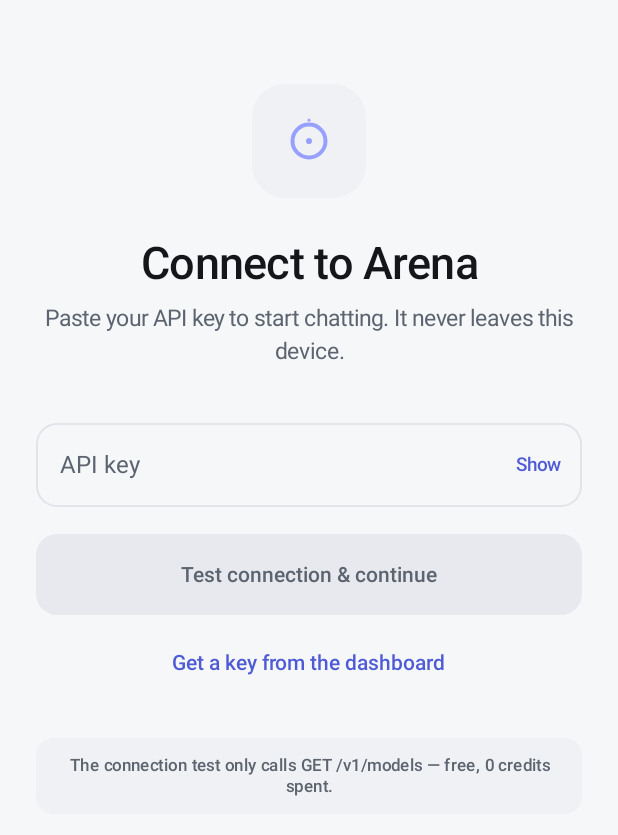
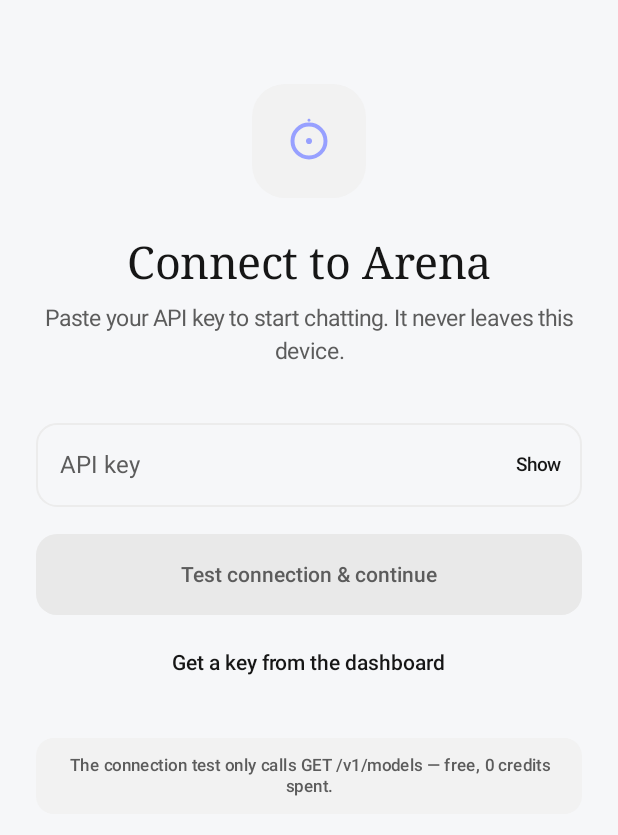
Before and after one commit to masterace572-prog/Arena-ai-android-client, an Android app built with Jetpack Compose: the screen it shows after launch (MainActivity), on a phone screen of 412 x 824 dp. Shown: the top 835 px of the screen. Run offline under Robolectric (Android 15) with nearby library versions, the phone set to English and light mode, and no system bars; pictures from the network do not load.

Commit message:
feat(v1.1.0): Arena dashboard UI, fixed router model, thinking level control
- Remove model picker — locked to coding-router-preview (promotional funds)
- Thinking level Off/Low/Medium/High: reasoning_effort (OpenAI) / budget tokens (Anthropic)
- Thinking + typing states show a quiet pulsing 'Arena' label
- Restyle to platform.arena.ai: warm charcoal, serif headings, white buttons, hairline cards
- Version 1.1.0 (versionCode 2); release tag v1.1.0

Co-authored-by: arena-agent <297053741+arena-agent@users.noreply.github.com>

```diff
--- a/app/build.gradle
+++ b/app/build.gradle
@@ -12,8 +12,8 @@ android {
         applicationId "ai.arena.client"
         minSdk 26
         targetSdk 35
-        versionCode 1
-        versionName "1.0.0"
+        versionCode 2
+        versionName "1.1.0"
     }
 
     buildTypes {
--- a/app/src/main/java/ai/arena/client/data/Settings.kt
+++ b/app/src/main/java/ai/arena/client/data/Settings.kt
@@ -20,13 +20,21 @@ enum class ThinkingMode(val label: String) {
     HIDDEN("Hidden"),
 }
 
+/** How hard the model reasons. Off = provider default (nothing extra sent). */
+enum class ThinkingLevel(val label: String) {
+    OFF("Off"),
+    LOW("Low"),
+    MEDIUM("Medium"),
+    HIGH("High"),
+}
+
 data class AppSettings(
     val apiKey: String = "",
     val gateway: String = DEFAULT_GATEWAY,
     val model: String = DEFAULT_MODEL,
     val format: ApiFormat = ApiFormat.OPENAI,
     val thinkingMode: ThinkingMode = ThinkingMode.COLLAPSED,
-    val anthropicThinking: Boolean = false,
+    val thinkingLevel: ThinkingLevel = ThinkingLevel.OFF,
     val systemPrompt: String = "",
     val temperature: Float = -1f, // -1 = provider default
 ) {
@@ -46,7 +54,7 @@ class SettingsStore(private val context: Context) {
         val MODEL = stringPreferencesKey("model")
         val FORMAT = stringPreferencesKey("format")
         val THINKING_MODE = stringPreferencesKey("thinking_mode")
-        val ANTHROPIC_THINKING = booleanPreferencesKey("anthropic_thinking")
+        val THINKING_LEVEL = stringPreferencesKey("thinking_level")
         val SYSTEM_PROMPT = stringPreferencesKey("system_prompt")
         val TEMPERATURE = floatPreferencesKey("temperature")
     }
@@ -59,7 +67,8 @@ class SettingsStore(private val context: Context) {
             format = p[Keys.FORMAT]?.let { runCatching { ApiFormat.valueOf(it) }.getOrNull() } ?: ApiFormat.OPENAI,
             thinkingMode = p[Keys.THINKING_MODE]?.let { runCatching { ThinkingMode.valueOf(it) }.getOrNull() }
                 ?: ThinkingMode.COLLAPSED,
-            anthropicThinking = p[Keys.ANTHROPIC_THINKING] ?: false,
+            thinkingLevel = p[Keys.THINKING_LEVEL]?.let { runCatching { ThinkingLevel.valueOf(it) }.getOrNull() }
+                ?: ThinkingLevel.OFF,
             systemPrompt = p[Keys.SYSTEM_PROMPT] ?: "",
             temperature = p[Keys.TEMPERATURE] ?: -1f,
         )
@@ -74,7 +83,8 @@ class SettingsStore(private val context: Context) {
                 format = p[Keys.FORMAT]?.let { runCatching { ApiFormat.valueOf(it) }.getOrNull() } ?: ApiFormat.OPENAI,
                 thinkingMode = p[Keys.THINKING_MODE]?.let { runCatching { ThinkingMode.valueOf(it) }.getOrNull() }
                     ?: ThinkingMode.COLLAPSED,
-                anthropicThinking = p[Keys.ANTHROPIC_THINKING] ?: false,
+                thinkingLevel = p[Keys.THINKING_LEVEL]?.let { runCatching { ThinkingLevel.valueOf(it) }.getOrNull() }
+                    ?: ThinkingLevel.OFF,
                 systemPrompt = p[Keys.SYSTEM_PROMPT] ?: "",
                 temperature = p[Keys.TEMPERATURE] ?: -1f,
             )
@@ -84,7 +94,7 @@ class SettingsStore(private val context: Context) {
             p[Keys.MODEL] = next.model.ifBlank { AppSettings.DEFAULT_MODEL }
             p[Keys.FORMAT] = next.format.name
             p[Keys.THINKING_MODE] = next.thinkingMode.name
-            p[Keys.ANTHROPIC_THINKING] = next.anthropicThinking
+            p[Keys.THINKING_LEVEL] = next.thinkingLevel.name
             p[Keys.SYSTEM_PROMPT] = next.systemPrompt
             p[Keys.TEMPERATURE] = next.temperature
         }
--- a/app/src/main/java/ai/arena/client/ui/theme/Theme.kt
+++ b/app/src/main/java/ai/arena/client/ui/theme/Theme.kt
@@ -14,51 +14,51 @@ import androidx.compose.ui.text.font.FontWeight
 import androidx.compose.ui.unit.dp
 import androidx.compose.ui.unit.sp
 
-// Flat, smooth palette — no gradients anywhere.
+/**
+ * Mirrors platform.arena.ai: warm-neutral charcoal, hairline borders,
+ * serif display headings, white primary buttons, green status accent.
+ * Flat fills only — no gradients.
+ */
 object Palette {
-    // Dark
-    val DarkBg = Color(0xFF0E1013)
-    val DarkSurface = Color(0xFF15181D)
-    val DarkSurfaceLow = Color(0xFF111419)
-    val DarkSurfaceHigh = Color(0xFF1B1F26)
-    val DarkSurfaceHighest = Color(0xFF242932)
-    val DarkOutline = Color(0xFF272C35)
-    val DarkOnSurface = Color(0xFFE9ECF1)
-    val DarkSecondary = Color(0xFF9AA3AF)
-    val DarkTertiary = Color(0xFF6E7681)
+    // Dark (neutral, matching the Arena dashboard)
+    val DarkBg = Color(0xFF161616)
+    val DarkSurface = Color(0xFF1D1D1D)
+    val DarkSurfaceLow = Color(0xFF191919)
+    val DarkSurfaceHigh = Color(0xFF242424)
+    val DarkSurfaceHighest = Color(0xFF2C2C2C)
+    val DarkOutline = Color(0xFF2E2E2E)
+    val DarkOutlineVariant = Color(0xFF262626)
+    val DarkOnSurface = Color(0xFFEDEDED)
+    val DarkSecondary = Color(0xFF9B9B9B)
+    val DarkTertiary = Color(0xFF737373)
 
     // Light
-    val LightBg = Color(0xFFF6F7F9)
+    val LightBg = Color(0xFFFAFAFA)
     val LightSurface = Color(0xFFFFFFFF)
-    val LightSurfaceLow = Color(0xFFFAFAFB)
-    val LightSurfaceHigh = Color(0xFFF0F1F4)
-    val LightSurfaceHighest = Color(0xFFE7E9EE)
-    val LightOutline = Color(0xFFE2E4EA)
-    val LightOnSurface = Color(0xFF14161A)
-    val LightSecondary = Color(0xFF5C6470)
-    val LightTertiary = Color(0xFF8A919C)
+    val LightSurfaceLow = Color(0xFFFFFFFF)
+    val LightSurfaceHigh = Color(0xFFF2F2F2)
+    val LightSurfaceHighest = Color(0xFFE9E9E9)
+    val LightOutline = Color(0xFFE4E4E4)
+    val LightOutlineVariant = Color(0xFFECECEC)
+    val LightOnSurface = Color(0xFF161616)
+    val LightSecondary = Color(0xFF5C5C5C)
+    val LightTertiary = Color(0xFF8A8A8A)
 
     // Shared accents
-    val PrimaryDark = Color(0xFF8B95F5)
-    val PrimaryLight = Color(0xFF4F5BD5)
-    val UserBubbleDark = Color(0xFF232A44)
-    val UserBubbleLight = Color(0xFFE7EAFB)
-    val Success = Color(0xFF34D399)
+    val Green = Color(0xFF4ADE80)
     val Warning = Color(0xFFFBBF24)
     val Error = Color(0xFFF87171)
-    val ThinkingDark = Color(0xFF13161B)
-    val ThinkingLight = Color(0xFFF4F5F8)
-    val CodeDark = Color(0xFF101318)
-    val CodeLight = Color(0xFFEFF1F5)
+    val CodeDark = Color(0xFF1B1B1B)
+    val CodeLight = Color(0xFFF4F4F4)
 }
 
 private val DarkScheme = darkColorScheme(
-    primary = Palette.PrimaryDark,
-    onPrimary = Color(0xFF0E1013),
-    primaryContainer = Palette.UserBubbleDark,
-    onPrimaryContainer = Color(0xFFDDE1FF),
+    primary = Color(0xFFFFFFFF), // white buttons, like "Add funds"
+    onPrimary = Color(0xFF111111),
+    primaryContainer = Color(0xFF2A2A2A),
+    onPrimaryContainer = Color(0xFFEDEDED),
     secondary = Palette.DarkSecondary,
-    onSecondary = Color(0xFF15181D),
+    onSecondary = Color(0xFFFFFFFF),
     background = Palette.DarkBg,
     onBackground = Palette.DarkOnSurface,
     surface = Palette.DarkSurface,
@@ -67,21 +67,21 @@ private val DarkScheme = darkColorScheme(
     onSurfaceVariant = Palette.DarkSecondary,
     surfaceContainerLowest = Palette.DarkSurfaceLow,
     surfaceContainerLow = Palette.DarkSurface,
-    surfaceContainer = Color(0xFF191D24),
+    surfaceContainer = Color(0xFF1F1F1F),
     surfaceContainerHigh = Palette.DarkSurfaceHigh,
     surfaceContainerHighest = Palette.DarkSurfaceHighest,
     outline = Palette.DarkOutline,
-    outlineVariant = Color(0xFF1F242B),
+    outlineVariant = Palette.DarkOutlineVariant,
     error = Palette.Error,
     onError = Color(0xFF1A0A0A),
     scrim = Color(0xFF000000),
 )
 
 private val LightScheme = lightColorScheme(
-    primary = Palette.PrimaryLight,
+    primary = Color(0xFF161616), // black buttons on light, same as dashboard
     onPrimary = Color(0xFFFFFFFF),
-    primaryContainer = Palette.UserBubbleLight,
-    onPrimaryContainer = Color(0xFF202A80),
+    primaryContainer = Color(0xFFEDEDED),
+    onPrimaryContainer = Color(0xFF161616),
     secondary = Palette.LightSecondary,
     onSecondary = Color(0xFFFFFFFF),
     background = Palette.LightBg,
@@ -90,13 +90,13 @@ private val LightScheme = lightColorScheme(
     onSurface = Palette.LightOnSurface,
     surfaceVariant = Palette.LightSurfaceHigh,
     onSurfaceVariant = Palette.LightSecondary,
-    surfaceContainerLowest = Color(0xFFFFFFFF),
-    surfaceContainerLow = Palette.LightSurfaceLow,
+    surfaceContainerLowest = Palette.LightSurfaceLow,
+    surfaceContainerLow = Palette.LightSurface,
     surfaceContainer = Palette.LightSurface,
     surfaceContainerHigh = Palette.LightSurfaceHigh,
     surfaceContainerHighest = Palette.LightSurfaceHighest,
     outline = Palette.LightOutline,
-    outlineVariant = Palette.LightOutline,
+    outlineVariant = Palette.LightOutlineVariant,
     error = Color(0xFFD93025),
     onError = Color(0xFFFFFFFF),
     scrim = Color(0xFF000000),
@@ -106,20 +106,21 @@ private val ArenaTypography = Typography(
     displaySmall = TextStyle(
         fontSize = 30.sp,
         lineHeight = 38.sp,
-        fontWeight = FontWeight.SemiBold,
-        letterSpacing = (-0.5).sp,
+        fontWeight = FontWeight.Normal,
+        fontFamily = FontFamily.Serif,
+        letterSpacing = (-0.3).sp,
     ),
     headlineSmall = TextStyle(
         fontSize = 22.sp,
         lineHeight = 30.sp,
-        fontWeight = FontWeight.SemiBold,
-        letterSpacing = (-0.3).sp,
+        fontWeight = FontWeight.Normal,
+        fontFamily = FontFamily.Serif,
     ),
     titleLarge = TextStyle(
         fontSize = 19.sp,
         lineHeight = 26.sp,
-        fontWeight = FontWeight.SemiBold,
-        letterSpacing = (-0.2).sp,
+        fontWeight = FontWeight.Normal,
+        fontFamily = FontFamily.Serif,
     ),
     titleMedium = TextStyle(
         fontSize = 16.sp,
```
Also changed, not shown: app/src/main/java/ai/arena/client/ChatViewModel.kt (+2 -11 lines), app/src/main/java/ai/arena/client/data/Models.kt (+0 -72 lines), app/src/main/java/ai/arena/client/net/ArenaClient.kt (+15 -3 lines), app/src/main/java/ai/arena/client/ui/ChatScreen.kt (+9 -49 lines), app/src/main/java/ai/arena/client/ui/MessageViews.kt (+18 -40 lines), app/src/main/java/ai/arena/client/ui/ModelPicker.kt (deleted, +0 -266 lines), app/src/main/java/ai/arena/client/ui/SettingsScreen.kt (+18 -81 lines), 2 other files.
